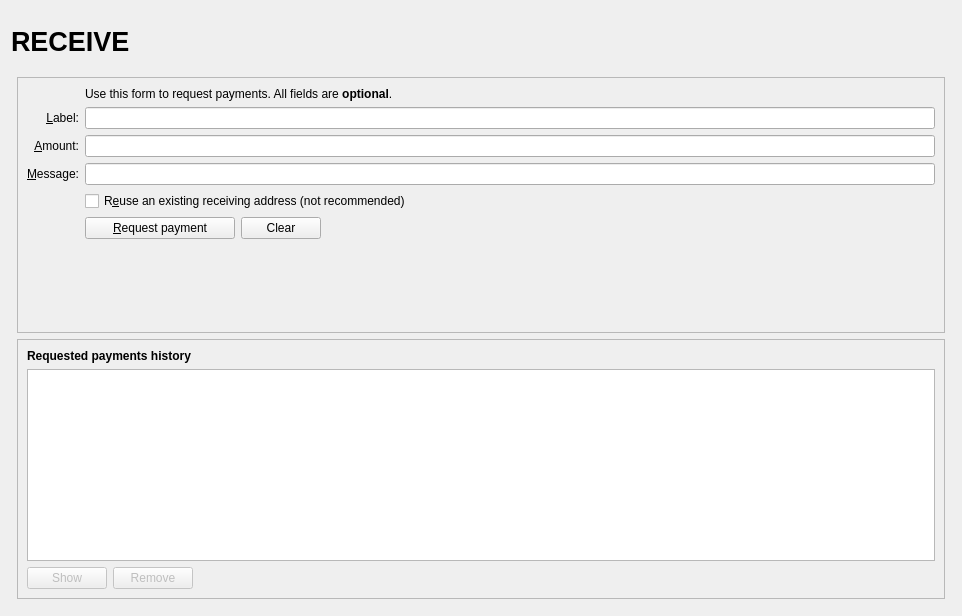
Before: the Qt Designer form src/qt/forms/receivecoinsdialog.ui in ortchi42/xsecurus, drawn with Qt 5.
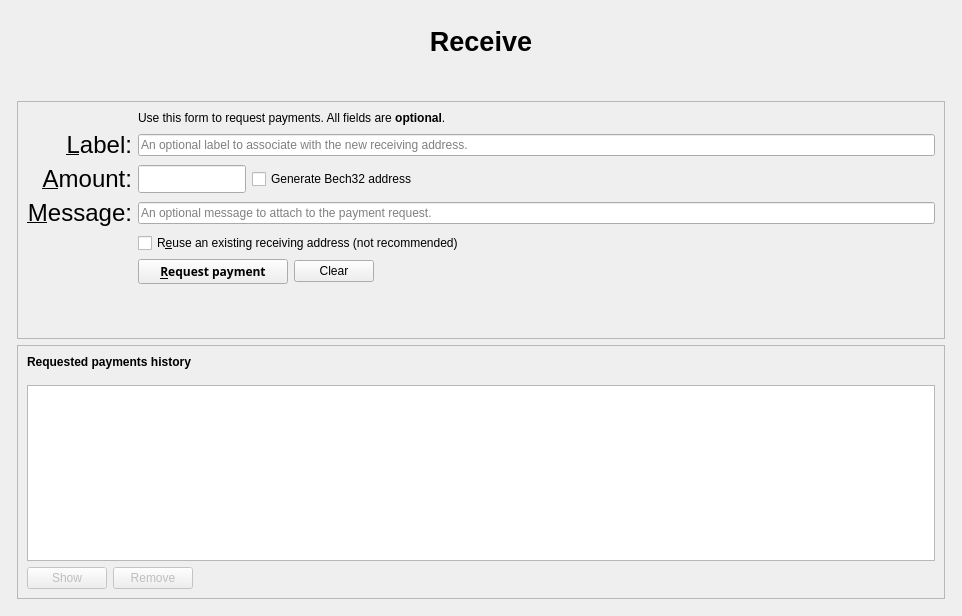
After: the same form once the commit is applied. Icons and pictures are not drawn. Custom widgets are drawn as their Qt base class.

Patch:
```diff
--- a/src/qt/forms/receivecoinsdialog.ui
+++ b/src/qt/forms/receivecoinsdialog.ui
@@ -32,7 +32,7 @@
          <number>0</number>
         </property>
         <item>
-         <layout class="QHBoxLayout" name="horizontalLayout_Header" stretch="1,0,1">
+         <layout class="QHBoxLayout" name="horizontalLayout_Header" stretch="1">
           <item>
            <widget class="QLabel" name="labelOverviewHeaderLeft">
             <property name="minimumSize">
@@ -55,47 +55,10 @@
              </font>
             </property>
             <property name="text">
-             <string>RECEIVE</string>
-            </property>
-           </widget>
-          </item>
-          <item>
-           <spacer name="horizontalSpacer_3">
-            <property name="orientation">
-             <enum>Qt::Horizontal</enum>
-            </property>
-            <property name="sizeHint" stdset="0">
-             <size>
-              <width>40</width>
-              <height>20</height>
-             </size>
-            </property>
-           </spacer>
-          </item>
-          <item>
-           <widget class="QLabel" name="labelOverviewHeaderRight">
-            <property name="minimumSize">
-             <size>
-              <width>464</width>
-              <height>60</height>
-             </size>
-            </property>
-            <property name="maximumSize">
-             <size>
-              <width>16777215</width>
-              <height>60</height>
-             </size>
-            </property>
-            <property name="font">
-             <font>
-              <pointsize>14</pointsize>
-             </font>
-            </property>
-            <property name="text">
-             <string/>
+             <string>Receive</string>
             </property>
             <property name="alignment">
-             <set>Qt::AlignRight|Qt::AlignTrailing|Qt::AlignVCenter</set>
+             <set>Qt::AlignCenter</set>
             </property>
            </widget>
           </item>
@@ -119,6 +82,22 @@
         <property name="bottomMargin">
          <number>6</number>
         </property>
+        <item>
+         <spacer name="verticalSpacer_3">
+          <property name="orientation">
+           <enum>Qt::Vertical</enum>
+          </property>
+          <property name="sizeType">
+           <enum>QSizePolicy::Preferred</enum>
+          </property>
+          <property name="sizeHint" stdset="0">
+           <size>
+            <width>20</width>
+            <height>40</height>
+           </size>
+          </property>
+         </spacer>
+        </item>
         <item>
          <widget class="QFrame" name="frame2">
           <property name="sizePolicy">
@@ -155,6 +134,11 @@
              </item>
              <item row="6" column="0">
               <widget class="QLabel" name="label_3">
+               <property name="font">
+                <font>
+                 <pointsize>18</pointsize>
+                </font>
+               </property>
                <property name="toolTip">
                 <string>An optional message to attach to the payment request, which will be displayed when the request is opened. Note: The message will not be sent with the payment over the Securus network.</string>
                </property>
@@ -174,12 +158,18 @@
                <property name="toolTip">
                 <string>An optional label to associate with the new receiving address.</string>
                </property>
+               <property name="placeholderText">
+                <string>An optional label to associate with the new receiving address.</string>
+               </property>
               </widget>
              </item>
              <item row="6" column="2">
               <widget class="QLineEdit" name="reqMessage">
                <property name="toolTip">
-                <string>An optional message to attach to the payment request, which will be displayed when the request is opened.&lt;br&gt;Note: The message will not be sent with the payment over the Securus network.</string>
+                <string>An optional message to attach to the payment request, which will be displayed when the request is opened.&lt;br&gt;Note: The message will not be sent with the payment over the XSCR network.</string>
+               </property>
+               <property name="placeholderText">
+                <string>An optional message to attach to the payment request.</string>
                </property>
               </widget>
              </item>
@@ -192,6 +182,11 @@
              </item>
              <item row="4" column="0">
               <widget class="QLabel" name="label_2">
+               <property name="font">
+                <font>
+                 <pointsize>18</pointsize>
+                </font>
+               </property>
                <property name="toolTip">
                 <string>An optional label to associate with the new receiving address.</string>
                </property>
@@ -208,6 +203,11 @@
              </item>
              <item row="5" column="0">
               <widget class="QLabel" name="label">
+               <property name="font">
+                <font>
+                 <pointsize>18</pointsize>
+                </font>
+               </property>
                <property name="toolTip">
                 <string>An optional amount to request. Leave this empty or zero to not request a specific amount.</string>
                </property>
@@ -223,17 +223,71 @@
               </widget>
              </item>
              <item row="5" column="2">
-              <widget class="BitcoinAmountField" name="reqAmount">
-               <property name="minimumSize">
-                <size>
-                 <width>80</width>
-                 <height>0</height>
-                </size>
-               </property>
-               <property name="toolTip">
-                <string>An optional amount to request. Leave this empty or zero to not request a specific amount.</string>
-               </property>
-              </widget>
+              <layout class="QHBoxLayout" name="horizontalLayout_6">
+               <item>
+                <widget class="BitcoinAmountField" name="reqAmount">
+                 <property name="sizePolicy">
+                  <sizepolicy hsizetype="Fixed" vsizetype="Fixed">
+                   <horstretch>0</horstretch>
+                   <verstretch>0</verstretch>
+                  </sizepolicy>
+                 </property>
+                 <property name="minimumSize">
+                  <size>
+                   <width>80</width>
+                   <height>0</height>
+                  </size>
+                 </property>
+                 <property name="maximumSize">
+                  <size>
+                   <width>1000</width>
+                   <height>100</height>
+                  </size>
+                 </property>
+                 <property name="toolTip">
+                  <string>An optional amount to request. Leave this empty or zero to not request a specific amount.</string>
+                 </property>
+                </widget>
+               </item>
+               <item>
+                <widget class="QCheckBox" name="useBech32">
+                 <property name="sizePolicy">
+                  <sizepolicy hsizetype="Fixed" vsizetype="Fixed">
+                   <horstretch>0</horstretch>
+                   <verstretch>0</verstretch>
+                  </sizepolicy>
+                 </property>
+                 <property name="maximumSize">
+                  <size>
+                   <width>1000</width>
+                   <height>16777215</height>
+                  </size>
+                 </property>
+                 <property name="focusPolicy">
+                  <enum>Qt::StrongFocus</enum>
+                 </property>
+                 <property name="toolTip">
+                  <string>Bech32 addresses (BIP-173) are cheaper to spend from and offer better protection against typos. When unchecked a P2SH wrapped SegWit address will be created, compatible with older wallets.</string>
+                 </property>
+                 <property name="text">
+                  <string>Generate Bech32 address</string>
+                 </property>
+                </widget>
+               </item>
+               <item>
+                <spacer name="horizontalSpacer_3">
+                 <property name="orientation">
+                  <enum>Qt::Horizontal</enum>
+                 </property>
+                 <property name="sizeHint" stdset="0">
+                  <size>
+                   <width>0</width>
+                   <height>0</height>
+                  </size>
+                 </property>
+                </spacer>
+               </item>
+              </layout>
              </item>
              <item row="8" column="0">
               <widget class="QLabel" name="label_7">
@@ -252,6 +306,13 @@
                    <height>0</height>
                   </size>
                  </property>
+                 <property name="font">
+                  <font>
+                   <family>Montserrat</family>
+                   <weight>75</weight>
+                   <bold>true</bold>
+                  </font>
+                 </property>
                  <property name="text">
                   <string>&amp;Request payment</string>
                  </property>
@@ -307,7 +368,7 @@
                <property name="sizeHint" stdset="0">
                 <size>
                  <width>20</width>
-                 <height>40</height>
+                 <height>60</height>
                 </size>
                </property>
               </spacer>
@@ -345,8 +406,30 @@
              </property>
             </widget>
            </item>
+           <item>
+            <spacer name="verticalSpacer_2">
+             <property name="orientation">
+              <enum>Qt::Vertical</enum>
+             </property>
+             <property name="sizeType">
+              <enum>QSizePolicy::Preferred</enum>
+             </property>
+             <property name="sizeHint" stdset="0">
+              <size>
+               <width>20</width>
+               <height>10</height>
+              </size>
+             </property>
+            </spacer>
+           </item>
            <item>
             <widget class="QTableView" name="recentRequestsView">
+             <property name="sizePolicy">
+              <sizepolicy hsizetype="Expanding" vsizetype="Expanding">
+               <horstretch>0</horstretch>
+               <verstretch>1</verstretch>
+              </sizepolicy>
+             </property>
              <property name="palette">
               <palette>
                <active>
@@ -390,6 +473,9 @@
              <property name="tabKeyNavigation">
               <bool>false</bool>
              </property>
+             <property name="showGrid">
+              <bool>false</bool>
+             </property>
              <property name="sortingEnabled">
               <bool>true</bool>
              </property>
```
Left out of the diff: 16 changed lines with no effect on the pictures.
